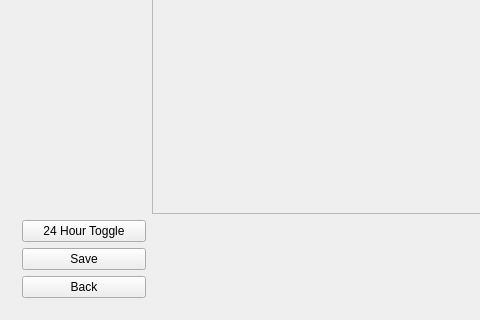
Above: mainwindow.ui from n-kenn/EECS_448_Project_1 before the change; both pictures show x 0 to 480 and y 437 to 757 of the 1280 by 757 pixel window. Below: the same form after it.
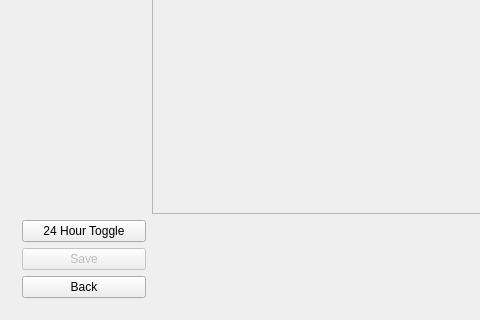
That is the form after the change. The open tabs and pages were chosen to show the change.

Commit message: unenabled buttons

```diff
--- a/mainwindow.ui
+++ b/mainwindow.ui
@@ -300,6 +300,9 @@
           </item>
           <item row="3" column="0" colspan="5">
            <widget class="QPushButton" name="btnNewTimeSave">
+            <property name="enabled">
+             <bool>false</bool>
+            </property>
             <property name="text">
              <string>Save</string>
             </property>
```
Left out of the diff: 66 changed lines with no effect on the pictures.
